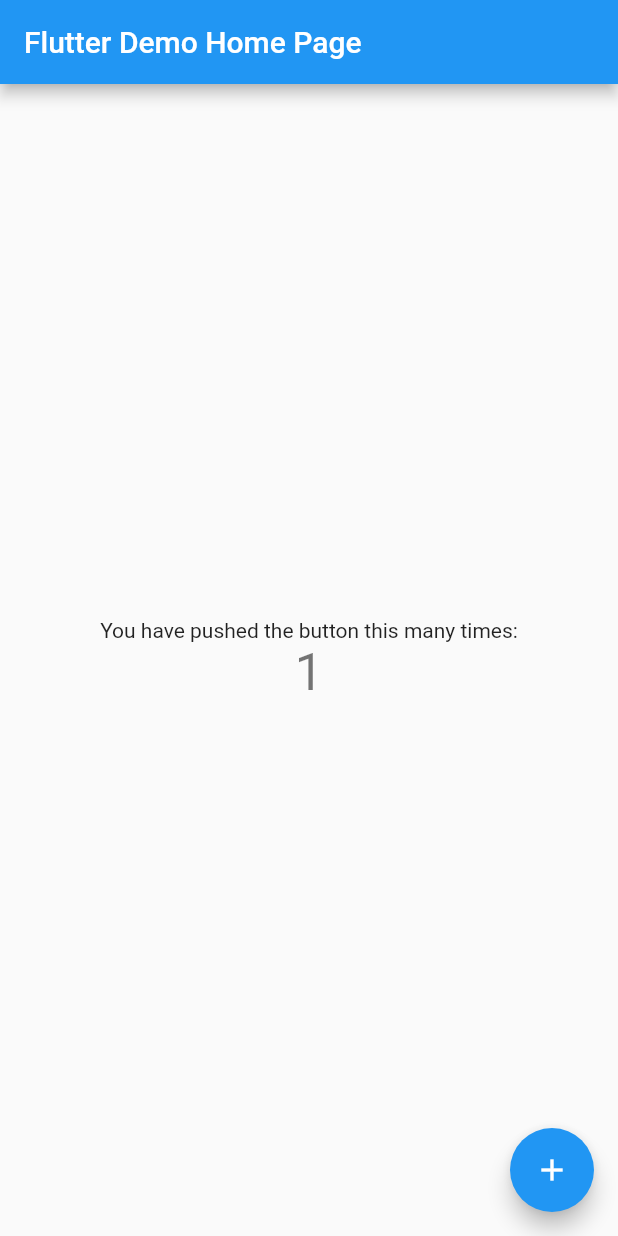
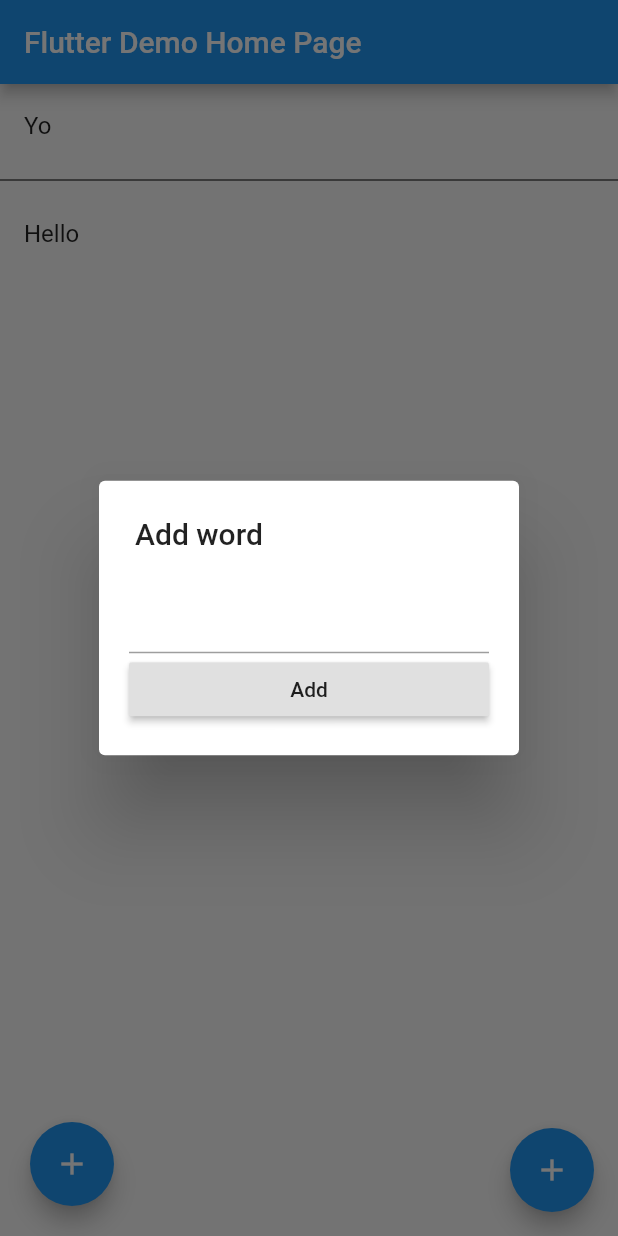
Before and after one commit to anjrew/flutter-hackathon-Aphasia-3amigos, a Flutter app: the screen it shows after launch, after a tap on the "add" icon, on a phone screen of 412 x 824 dp. Run offline on Flutter 3.47's test engine with Material 2 defaults, Android fonts, the phone set to English and light mode, and no system bars; our stand-ins replace get_it, shared_preferences.

Commit message:
Services added
- Word service
- Shared preferences
- Words UI

```diff
--- a/lib/main.dart
+++ b/lib/main.dart
@@ -1,3 +1,4 @@
+import 'package:aphasia_saviour/pages/add_text.dart';
 import 'package:flutter/material.dart';
 
 void main() => runApp(MyApp());
@@ -8,6 +9,7 @@ class MyApp extends StatelessWidget {
   Widget build(BuildContext context) {
     return MaterialApp(
       title: 'Flutter Demo',
+      debugShowCheckedModeBanner: false,
       theme: ThemeData(
         // This is the theme of your application.
         //
@@ -71,36 +73,7 @@ class _MyHomePageState extends State<MyHomePage> {
         // the App.build method, and use it to set our appbar title.
         title: Text(widget.title),
       ),
-      body: Center(
-        // Center is a layout widget. It takes a single child and positions it
-        // in the middle of the parent.
-        child: Column(
-          // Column is also a layout widget. It takes a list of children and
-          // arranges them vertically. By default, it sizes itself to fit its
-          // children horizontally, and tries to be as tall as its parent.
-          //
-          // Invoke "debug painting" (press "p" in the console, choose the
-          // "Toggle Debug Paint" action from the Flutter Inspector in Android
-          // Studio, or the "Toggle Debug Paint" command in Visual Studio Code)
-          // to see the wireframe for each widget.
-          //
-          // Column has various properties to control how it sizes itself and
-          // how it positions its children. Here we use mainAxisAlignment to
-          // center the children vertically; the main axis here is the vertical
-          // axis because Columns are vertical (the cross axis would be
-          // horizontal).
-          mainAxisAlignment: MainAxisAlignment.center,
-          children: <Widget>[
-            Text(
-              'You have pushed the button this many times:',
-            ),
-            Text(
-              '$_counter',
-              style: Theme.of(context).textTheme.headline4,
-            ),
-          ],
-        ),
-      ),
+      body: AddTextPage(),
       floatingActionButton: FloatingActionButton(
         onPressed: _incrementCounter,
         tooltip: 'Increment',
--- /dev/null
+++ b/lib/pages/add_text.dart
@@ -0,0 +1,56 @@
+import 'package:flutter/material.dart';
+
+class AddTextPage extends StatefulWidget {
+  @override
+  _AddTextPageState createState() => _AddTextPageState();
+}
+
+class _AddTextPageState extends State<AddTextPage> {
+  List<String> values = ["Yo", "Hello"];
+
+  TextEditingController _textEditingController = new TextEditingController();
+
+  @override
+  Widget build(BuildContext context) {
+    return Stack(children: [
+      ListView.separated(
+        separatorBuilder: (context, index) => Divider(
+          color: Colors.black,
+        ),
+        itemCount: values.length,
+        itemBuilder: (context, index) => ListTile(
+          key: Key(values[index].toString()),
+          title: Text(values[index]),
+        ),
+      ),
+      Positioned(
+        bottom: 20,
+        left: 20,
+        child: FloatingActionButton(
+					child: Icon(Icons.add),
+					onPressed: () => addTextDiolog()),
+      ),
+    ]);
+  }
+
+  void addTextDiolog() async {
+    print("Herer");
+    await showDialog(context:context,builder:(diologContext) {
+        return SimpleDialog(
+          title: Text("Add word"),
+					contentPadding: EdgeInsets.all(20),
+          children: <Widget>[
+            TextField(),
+            RaisedButton(
+							child: Text("Add"),
+							onPressed: () => Navigator.of(context).pop("Test"))
+          ],
+        );
+      },);
+  }
+
+
+	void addTextToList(){
+
+	}
+}
--- /dev/null
+++ b/lib/services/words.service.dart
@@ -0,0 +1,3 @@
+class WordsService {
+
+}
--- a/pubspec.yaml
+++ b/pubspec.yaml
@@ -19,6 +19,10 @@ environment:
 dependencies:
   flutter:
     sdk: flutter
+
+  shared_preferences: ^0.5.6+1
+  get_it: ^3.1.0
+
 
   # The following adds the Cupertino Icons font to your application.
   # Use with the CupertinoIcons class for iOS style icons.
```
Also changed, not shown: lib/services/shared_preference.service.dart (added, +33 -0 lines), lib/utils/locator.util.dart (added, +10 -0 lines), pubspec.lock, 7 other files.
